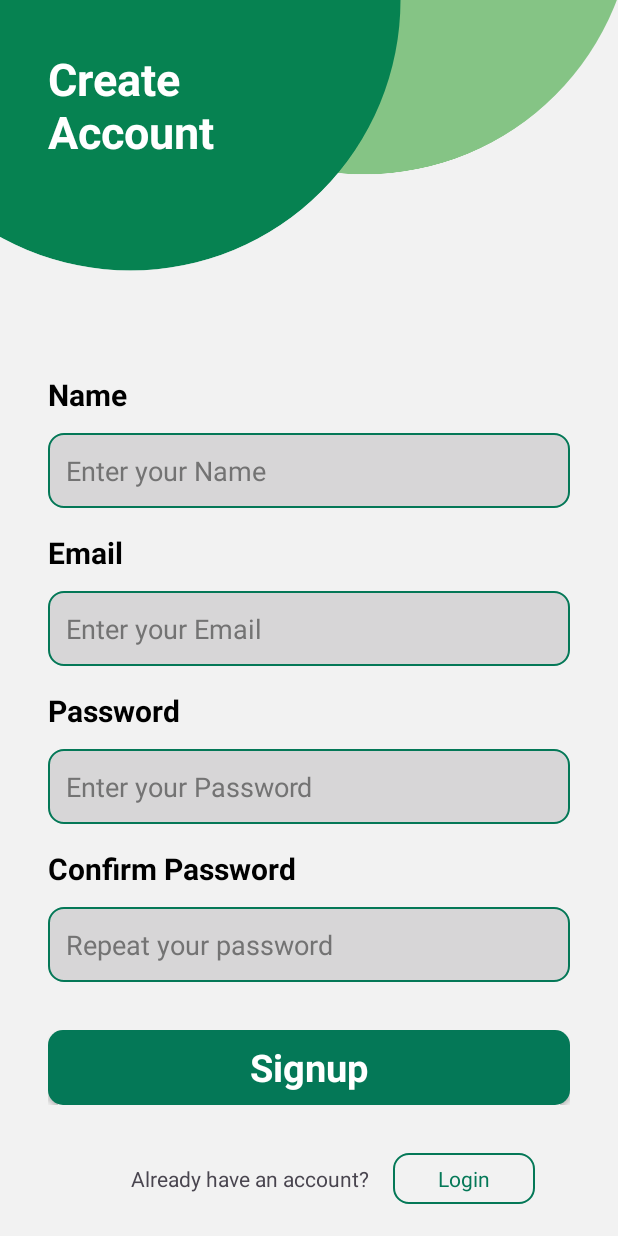
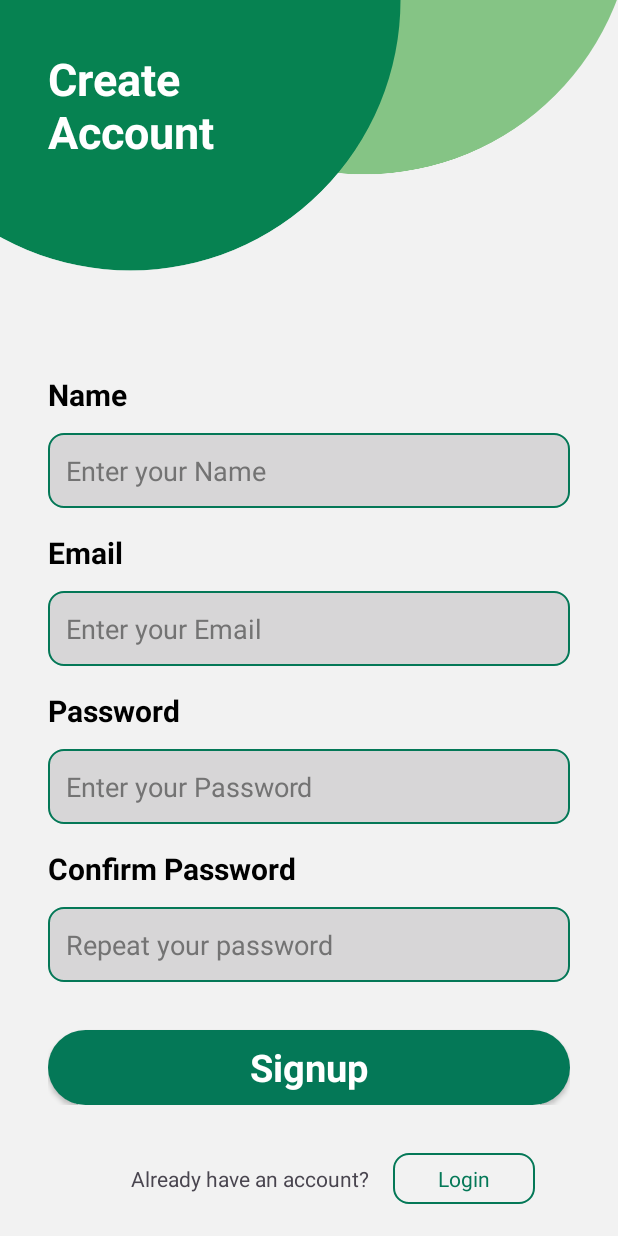
Before and after one commit to brunoguyy12/Login_Signup-Android, an Android app: the Signup screen opened directly, with no data from a screen before it, on a phone screen of 412 x 824 dp. Run offline under Robolectric (Android 15) with nearby library versions, the phone set to English and light mode, and no system bars.

Commit message:
Fixing errors

```diff
--- a/app/src/main/res/drawable/button_background.xml
+++ b/app/src/main/res/drawable/button_background.xml
@@ -1,6 +1,6 @@
 <?xml version="1.0" encoding="utf-8"?>
 <shape android:shape="rectangle"
     xmlns:android="http://schemas.android.com/apk/res/android">
-    <corners android:radius="10dp"/>
+    <corners android:radius="500dp"/>
     <solid android:color="@color/green_700"/>
 </shape>
--- a/app/src/main/res/layout/activity_signup.xml
+++ b/app/src/main/res/layout/activity_signup.xml
@@ -24,7 +24,7 @@
         android:layout_height="wrap_content"
         android:layout_marginStart="32dp"
         android:layout_marginTop="32dp"
-        android:text="Create\nAccount"
+        android:text="@string/create_naccount"
         android:textColor="@color/white"
         android:textSize="30sp"
         android:textStyle="bold"
@@ -46,7 +46,7 @@
             android:id="@+id/nameLabel"
             android:layout_width="match_parent"
             android:layout_height="wrap_content"
-            android:text="Name"
+            android:text="@string/name"
             android:textColor="@color/black"
             android:textSize="20sp"
             android:textStyle="bold" />
@@ -58,7 +58,7 @@
             android:layout_marginTop="12dp"
             android:background="@drawable/edittext_background"
             android:ems="10"
-            android:hint="Enter your Name"
+            android:hint="@string/enter_your_name"
             android:textColorHint="@color/neutral_500"
             android:inputType="text"
             android:padding="12dp"
@@ -94,7 +94,7 @@
             android:layout_width="match_parent"
             android:layout_height="wrap_content"
             android:layout_marginTop="16dp"
-            android:text="Password"
+            android:text="@string/password"
             android:textColor="@color/black"
             android:textSize="20sp"
             android:textStyle="bold" />
--- a/app/src/main/res/values/strings.xml
+++ b/app/src/main/res/values/strings.xml
@@ -1,3 +1,7 @@
 <resources>
     <string name="app_name">Login_Signup</string>
+    <string name="create_naccount">Create\nAccount</string>
+    <string name="name">Name</string>
+    <string name="enter_your_name">Enter your Name</string>
+    <string name="password">Password</string>
 </resources>
```
